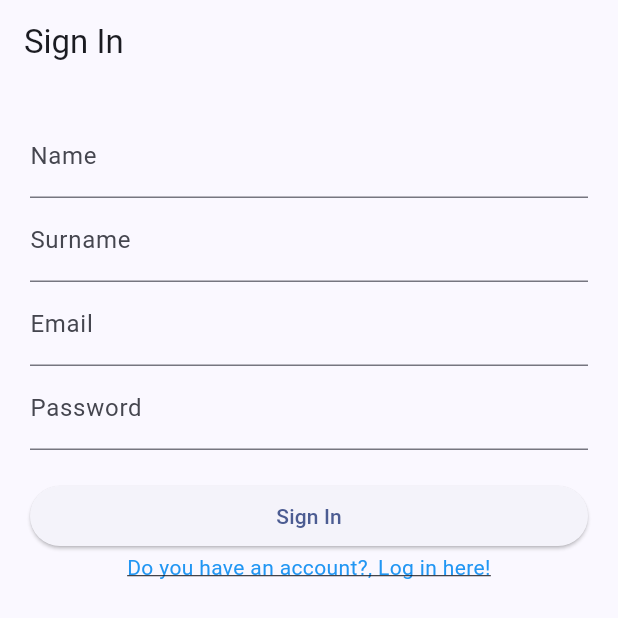
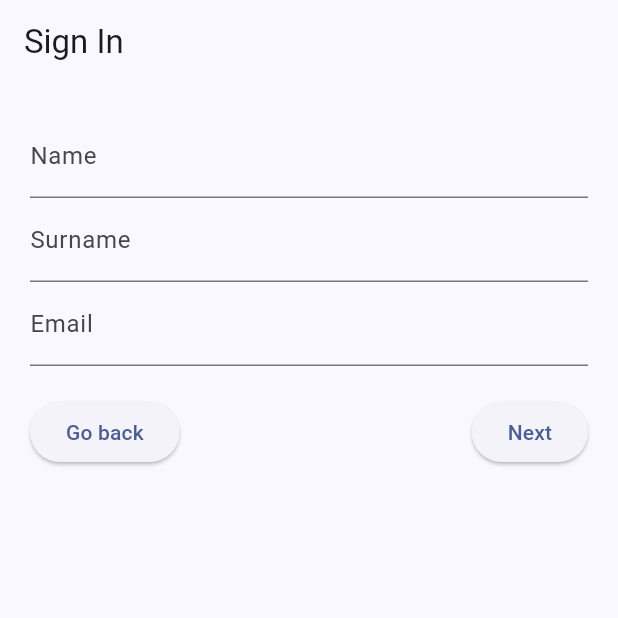
Before and after one commit to EmilioMartel/Stunet, a Flutter app: the screen it shows after launch, after a tap on "Do not have an account yet?, Create it h", on a phone screen of 412 x 824 dp. Shown: the top 618 px of the screen. Run offline on Flutter 3.47's test engine with Material 3 defaults, Android fonts, the phone set to English and light mode, and no system bars; our stand-ins replace flutter_dotenv, flutter_riverpod, go_router.

Commit message:
login & sign in form finished

```diff
--- a/lib/presentation/screens/auth/login_screen.dart
+++ b/lib/presentation/screens/auth/login_screen.dart
@@ -1,6 +1,5 @@
 import 'package:flutter/material.dart';
 import 'package:go_router/go_router.dart';
-import 'package:stunet/presentation/widgets/shared/custom_appbar.dart';
 
 class LoginScreen extends StatelessWidget {
   static const String name = 'login-screen';
--- a/lib/presentation/screens/auth/signin_screen.dart
+++ b/lib/presentation/screens/auth/signin_screen.dart
@@ -1,22 +1,125 @@
 import 'package:flutter/material.dart';
 import 'package:go_router/go_router.dart';
 
-class SignInScreen extends StatelessWidget {
-
+class SignInScreen extends StatefulWidget {
   static const String name = 'signin-screen';
 
-  const SignInScreen({super.key});
+  const SignInScreen({Key? key}) : super(key: key);
 
   @override
-  Widget build(BuildContext context) {
+  // ignore: library_private_types_in_public_api
+  _SignInScreenState createState() => _SignInScreenState();
+}
+
+class _SignInScreenState extends State<SignInScreen> {
+  late PageController _pageController;
   TextEditingController nameController = TextEditingController();
   TextEditingController surnameController = TextEditingController();
   TextEditingController emailController = TextEditingController();
   TextEditingController passwordController = TextEditingController();
+  bool isPublic = false;
+  TextEditingController birthdayController = TextEditingController();
+  TextEditingController schoolController = TextEditingController();
+  TextEditingController gradeController = TextEditingController();
+  TextEditingController statusController = TextEditingController();
 
+  @override
+  void initState() {
+    super.initState();
+    _pageController = PageController();
+  }
+
+  @override
+  void dispose() {
+    _pageController.dispose();
+    super.dispose();
+  }
+
+  void nextPage() {
+    if (_validateCurrentPage()) {
+      _pageController.nextPage(duration: const Duration(milliseconds: 300), curve: Curves.ease);
+    }
+  }
+
+  bool _validateCurrentPage() {
+    switch (_pageController.page!.round()) {
+      case 0:
+        return _validateFirstPage();
+      case 1:
+        return _validateSecondPage();
+      case 2:
+        return _validateThirdPage();
+      default:
+        return false;
+    }
+  }
+
+  bool _validateFirstPage() {
+    String name = nameController.text;
+    String surname = nameController.text;
+    String email = emailController.text;
+
+
+    if (email.isNotEmpty && !email.endsWith('@alu.ulpgc.es')) {
+      ScaffoldMessenger.of(context).showSnackBar(
+        const SnackBar(content: Text('Please enter a valid @alu.ulpgc.es email')),
+      );
+      return false;
+    }
+
+    if(name.isEmpty || surname.isEmpty || email.isEmpty){
+      ScaffoldMessenger.of(context).showSnackBar(
+        const SnackBar(content: Text('Please fill all inputs')),
+      );
+      return false;
+    }
+
+    return true;
+
+  }
+
+  bool _validateSecondPage() {
+    if (birthdayController.text.isEmpty ||
+        schoolController.text.isEmpty ||
+        gradeController.text.isEmpty ||
+        statusController.text.isEmpty){
+        ScaffoldMessenger.of(context).showSnackBar(
+          const SnackBar(content: Text('Please fill all inputs')),
+        );
+        return false;
+    }
+    return true;
+  }
+
+  bool _validateThirdPage() {
+    return passwordController.text.isNotEmpty &&
+        passwordController.text == confirmPasswordController.text &&
+        passwordController.text.length >= 6;
+
+  }
+
+  void previousPage() {
+    _pageController.previousPage(duration: const Duration(milliseconds: 300), curve: Curves.ease);
+  }
+
+  @override
+  Widget build(BuildContext context) {
     return Scaffold(
       appBar: AppBar(title: const Text('Sign In')),
-      body: Padding(
+      body: PageView(
+        controller: _pageController,
+        physics: const NeverScrollableScrollPhysics(),
+        children: [
+          _buildFirstPage(),
+          _buildSecondPage(),
+          _buildThirdPage(),
+        ],
+      ),
+    );
+  }
+
+  Widget _buildFirstPage() {
+    return Padding(
       padding: const EdgeInsets.all(20.0),
       child: Column(
         crossAxisAlignment: CrossAxisAlignment.stretch,
@@ -33,62 +136,118 @@ class SignInScreen extends StatelessWidget {
             controller: emailController,
             decoration: const InputDecoration(labelText: 'Email'),
           ),
+          const SizedBox(height: 20),
+          Row(
+            mainAxisAlignment: MainAxisAlignment.spaceBetween,
+            children: [
+              ElevatedButton(
+                onPressed: (){
+                  GoRouter.of(context).go('/');
+                },
+                child: const Text('Go back'),
+              ),
+              ElevatedButton(
+                onPressed: nextPage,
+                child: const Text('Next'),
+              ),
+            ],
+          ),
+        ],
+      ),
+    );
+  }
+
+  Widget _buildSecondPage() {
+    return Padding(
+      padding: const EdgeInsets.all(20.0),
+      child: Column(
+        crossAxisAlignment: CrossAxisAlignment.stretch,
+        children: [
+          CheckboxListTile(
+            title: const Text("Make Account Public?"),
+            value: isPublic,
+            onChanged: (newValue) {
+              setState(() {
+                isPublic = newValue!;
+              });
+            },
+          ),
+          TextField(
+            controller: birthdayController,
+            decoration: const InputDecoration(labelText: 'Birthday'),
+          ),
+          TextField(
+            controller: schoolController,
+            decoration: const InputDecoration(labelText: 'School'),
+          ),
+          TextField(
+            controller: gradeController,
+            decoration: const InputDecoration(labelText: 'Grade'),
+          ),
+          TextField(
+            controller: statusController,
+            decoration: const InputDecoration(labelText: 'Status (Single, Couple, IDK)'),
+          ),
+          const SizedBox(height: 20),
+          Row(
+            mainAxisAlignment: MainAxisAlignment.spaceBetween,
+            children: [
+              ElevatedButton(
+                onPressed: previousPage,
+                child: const Text('Previous'),
+              ),
+              ElevatedButton(
+                onPressed: nextPage,
+                child: const Text('Next'),
+              ),
+            ],
+          ),
+        ],
+      ),
+    );
+  }
+
+  TextEditingController confirmPasswordController = TextEditingController();
+
+  Widget _buildThirdPage() {
+    return Padding(
+      padding: const EdgeInsets.all(20.0),
+      child: Column(
+        crossAxisAlignment: CrossAxisAlignment.stretch,
+        children: [
           TextField(
             controller: passwordController,
             obscureText: true,
             decoration: const InputDecoration(labelText: 'Password'),
           ),
+          TextField(
+            controller: confirmPasswordController,
+            obscureText: true,
+            decoration: const InputDecoration(labelText: 'Confirm Password'),
+          ),
           const SizedBox(height: 20),
+          Row(
+            mainAxisAlignment: MainAxisAlignment.spaceBetween,
+            children: [
+              ElevatedButton(
+                onPressed: previousPage,
+                child: const Text('Previous'),
+              ),
               ElevatedButton(
                 onPressed: () {
-                String name = nameController.text;
-                String surname = surnameController.text;
-                String email = emailController.text;
-                String password = passwordController.text;
-
-                if (name.isEmpty || surname.isEmpty || email.isEmpty || password.isEmpty) {
+                  if (_validateCurrentPage()) {
+                    GoRouter.of(context).go('/home');
+                  } else {
                     ScaffoldMessenger.of(context).showSnackBar(
-                    const SnackBar(content: Text('All fields are mandatory')),
+                      const SnackBar(content: Text('Please fill all fields correctly')),
                     );
-                  return;
                   }
-
-                if (!email.contains("@alu.ulpgc.es")) {
-                  ScaffoldMessenger.of(context).showSnackBar(
-                    const SnackBar(content: Text('Email must be from @alu.ulpgc.es')),
-                  );
-                  return;
-                }
-
-                if (password.length < 6) {
-                  ScaffoldMessenger.of(context).showSnackBar(
-                    const SnackBar(content: Text('Password must be at least 6 characters long')),
-                  );
-                  return;
-                }
-
-                // Proceed with sign in
-                GoRouter.of(context).go('/home');
                 },
                 child: const Text('Sign In'),
-
-            ),
-            GestureDetector(
-                onTap: () {
-                  // Acción al presionar el texto de registro
-                  GoRouter.of(context).go('/');
-                },
-                child: const Text(
-                  'Do you have an account?, Log in here!',
-                  textAlign: TextAlign.center,
-                  style: TextStyle(
-                    color: Colors.blue,
-                    decoration: TextDecoration.underline,
-                  ),
-                ),
               ),
             ],
           ),
+        ],
       ),
     );
   }
```
Also changed, not shown: 6 other files. Lines whose indentation alone changed are shown as unchanged.
